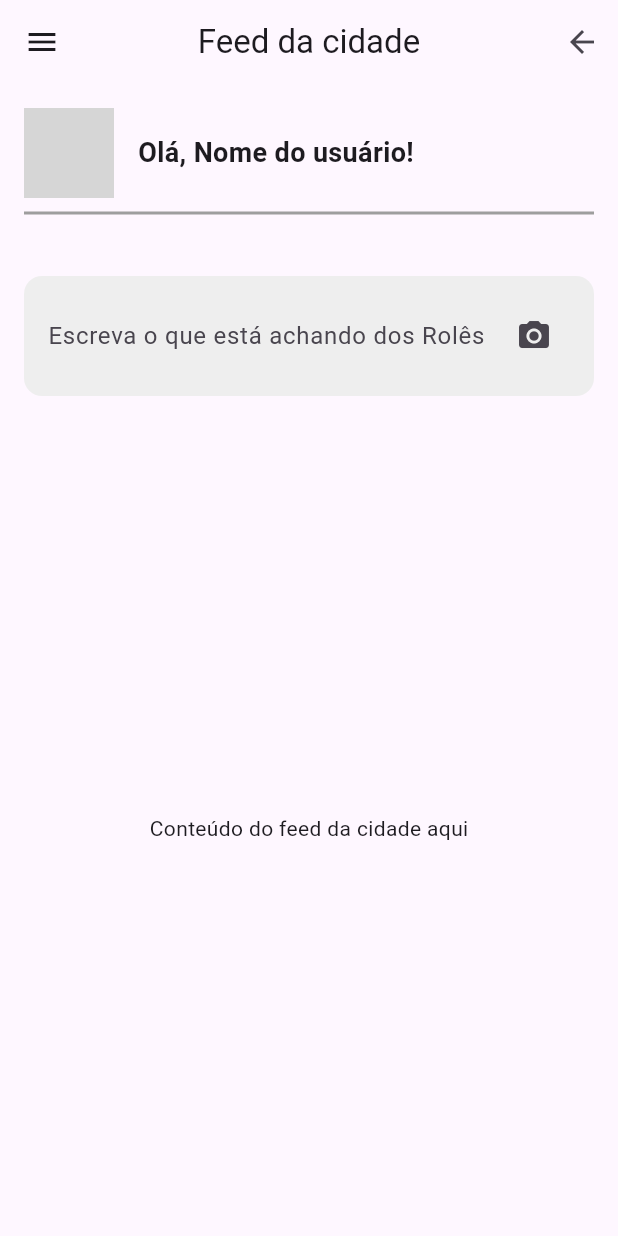
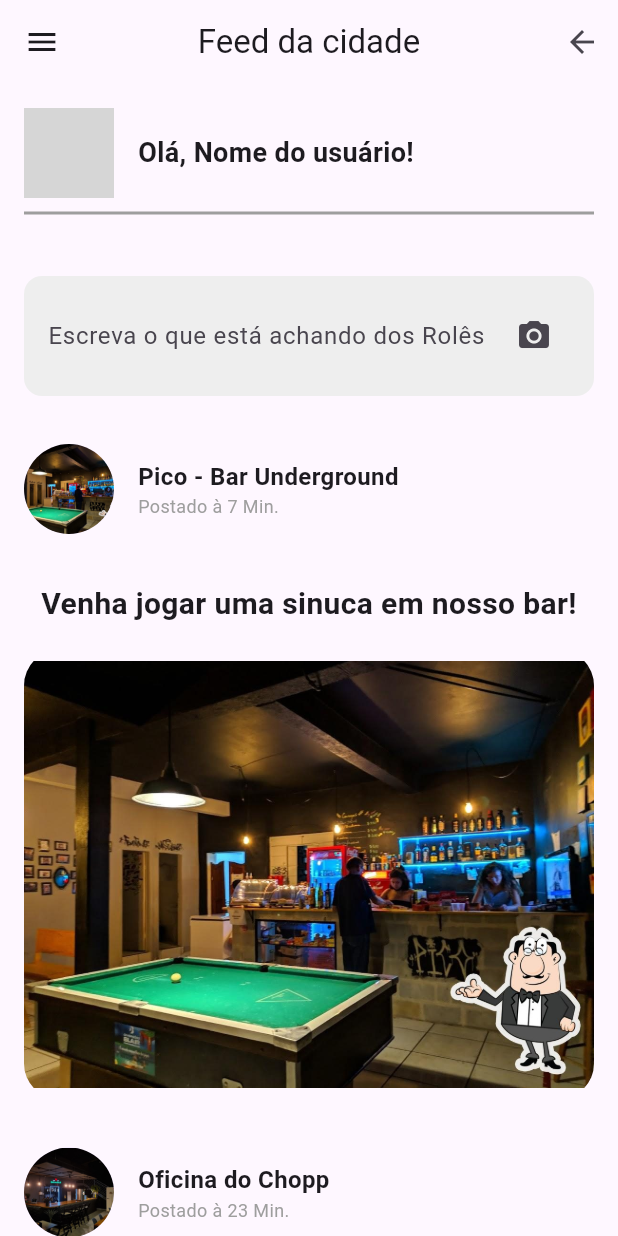
Before and after one commit to SamuTimRib/FAITEC, a Flutter app: the Feed screen opened directly, on a phone screen of 412 x 824 dp. Run offline on Flutter 3.47's test engine with Material 2 defaults, Android fonts, the phone set to English and light mode, and no system bars; grey boxes are pictures that could not be loaded.

Commit message:
Componentizado o post, para facilitar na criações de mais posts

```diff
--- /dev/null
+++ b/lib/components/post.dart
@@ -0,0 +1,79 @@
+import 'package:flutter/material.dart';
+
+class Post extends StatelessWidget {
+  final String establishmentAvatar;
+  final String establishmentName;
+  final String postTime;
+  final String postDescription;
+  final String postImage;
+
+  const Post( this.establishmentAvatar,  this.establishmentName,  this.postTime,  this.postDescription,  this.postImage,{super.key});
+
+  @override
+  Widget build(BuildContext context) {
+    return Column(
+      children: <Widget>[
+        Container(
+          padding: const EdgeInsets.all(16.0),
+          child:  Row(
+            children: <Widget>[
+              CircleAvatar(
+                backgroundImage: AssetImage(establishmentAvatar),
+                radius: 30.0,
+              ),
+              const SizedBox(width: 16.0),
+              Column(
+                crossAxisAlignment: CrossAxisAlignment.start,
+                children: <Widget>[
+                  Text(
+                    establishmentName,
+                    style: const TextStyle(
+                      fontSize: 16.0,
+                      fontWeight: FontWeight.bold,
+                    ),
+                  ),
+                  Text(
+                    postTime,
+                    style: const TextStyle(
+                      fontSize: 12.0,
+                      color: Colors.grey,
+                    ),
+                  ),
+                ],
+              ),
+            ],
+          ),
+        ),
+        Container(
+          padding: const EdgeInsets.all(16.0),
+          child: Column(
+            children: <Widget>[
+               Text(
+                postDescription,
+                style: const TextStyle(
+                  fontSize: 20.0,
+                  fontWeight: FontWeight.bold,
+                ),
+                textAlign: TextAlign.center,
+              ),
+              const SizedBox(height: 16.0),
+              Container(
+                decoration: BoxDecoration(
+                  borderRadius: BorderRadius.circular(24.0), // Bordas arredondadas
+                ),
+                child: ClipRRect(
+                  borderRadius: BorderRadius.circular(24.0), // Bordas arredondadas
+                  child: Image.asset(
+                    postImage,
+                    width: 400.0,
+                    height: 300.0,
+                  ),
+                ),
+              ),
+            ],
+          ),
+        ),
+      ],
+    );
+  }
+}
--- a/lib/screens/feed.dart
+++ b/lib/screens/feed.dart
@@ -1,4 +1,5 @@
 import 'package:flutter/material.dart';
+import 'package:flutter_application_1/components/post.dart';
 
 class Feed extends StatelessWidget {
   const Feed({Key? key});
@@ -7,28 +8,28 @@ class Feed extends StatelessWidget {
   Widget build(BuildContext context) {
     return Scaffold(
       appBar: AppBar(
-        title: Text('Feed da cidade'),
+        title: const Text('Feed da cidade'),
         centerTitle: true,
         leading: IconButton(
-          icon: Icon(Icons.menu),
+          icon: const Icon(Icons.menu),
           onPressed: () {
             // Adicione a lógica para abrir a side bar aqui
           },
         ),
         actions: <Widget>[
           IconButton(
-            icon: Icon(Icons.arrow_back),
+            icon: const Icon(Icons.arrow_back),
             onPressed: () {
               // Adicione a lógica para voltar aqui
             },
           ),
         ],
       ),
-      body: Column(
+      body: ListView(
         children: <Widget>[
           Container(
-            padding: EdgeInsets.all(16.0),
-            child: Column(
+            padding: const EdgeInsets.all(16.0),
+            child: const Column(
               children: <Widget>[
                 Row(
                   children: <Widget>[
@@ -55,15 +56,15 @@ class Feed extends StatelessWidget {
             ),
           ),
           Container(
-            padding: EdgeInsets.all(16.0),
-            margin: EdgeInsets.all(16.0), // Margem nos cantos
+            padding: const EdgeInsets.all(16.0),
+            margin: const EdgeInsets.all(16.0),
             decoration: BoxDecoration(
-              color: Colors.grey[200], // Fundo cinza
-              borderRadius: BorderRadius.circular(12.0), // Borda arredondada
+              color: Colors.grey[200],
+              borderRadius: BorderRadius.circular(12.0),
             ),
             child: Row(
               children: <Widget>[
-                Expanded(
+                const Expanded(
                   child: TextField(
                     decoration: InputDecoration(
                       hintText: 'Escreva o que está achando dos Rolês',
@@ -72,7 +73,7 @@ class Feed extends StatelessWidget {
                   ),
                 ),
                 IconButton(
-                  icon: Icon(Icons.camera_alt),
+                  icon: const Icon(Icons.camera_alt),
                   onPressed: () {
                     // Adicione a lógica para escolher uma imagem aqui
                   },
@@ -80,12 +81,21 @@ class Feed extends StatelessWidget {
               ],
             ),
           ),
-          // Aqui você pode adicionar o conteúdo do feed da cidade abaixo do campo de entrada
-          Expanded(
-            child: Center(
-              child: Text('Conteúdo do feed da cidade aqui'),
-            ),
+          const Post(
+            'assets/images/Pico.png',
+            'Pico - Bar Underground',
+            'Postado à 7 Min.',
+            'Venha jogar uma sinuca em nosso bar!',
+            'assets/images/Pico.png'
           ),
+          const Post(
+            'assets/images/OficinadoChoppPerfil.png',
+            'Oficina do Chopp',
+            'Postado à 23 Min.',
+            'Já estamos funcionando a todo vapor!',
+            'assets/images/OficinaChopp.png'
+          )
+          // Aqui você pode adicionar mais postagens ou conteúdo do feed da cidade
         ],
       ),
     );
--- a/pubspec.yaml
+++ b/pubspec.yaml
@@ -65,6 +65,9 @@ flutter:
     - assets/images/instagram.png
     - assets/images/apple.png
     - assets/images/profile_image.png
+    - assets/images/Pico.png
+    - assets/images/OficinadoChoppPerfil.png
+    - assets/images/OficinaChopp.png
   #   - images/a_dot_ham.jpeg
 
   # An image asset can refer to one or more resolution-specific "variants", see
```
Also changed, not shown: assets/images/OficinaChopp.png (added), assets/images/OficinadoChoppPerfil.png (added), assets/images/Pico.png (added).
